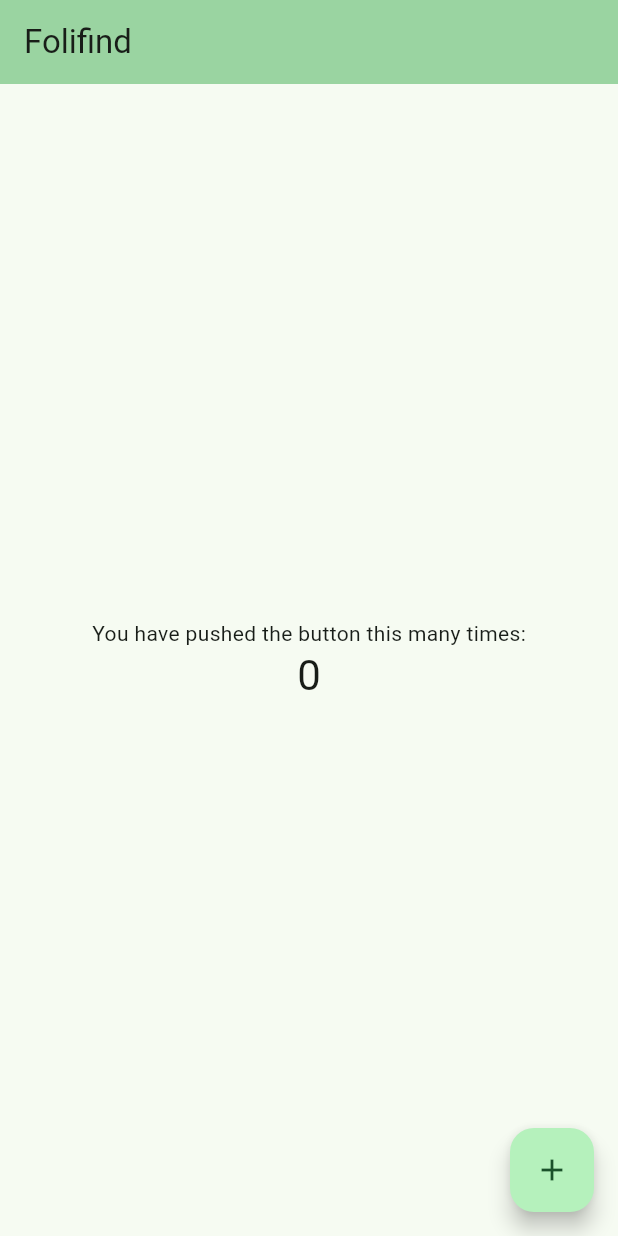
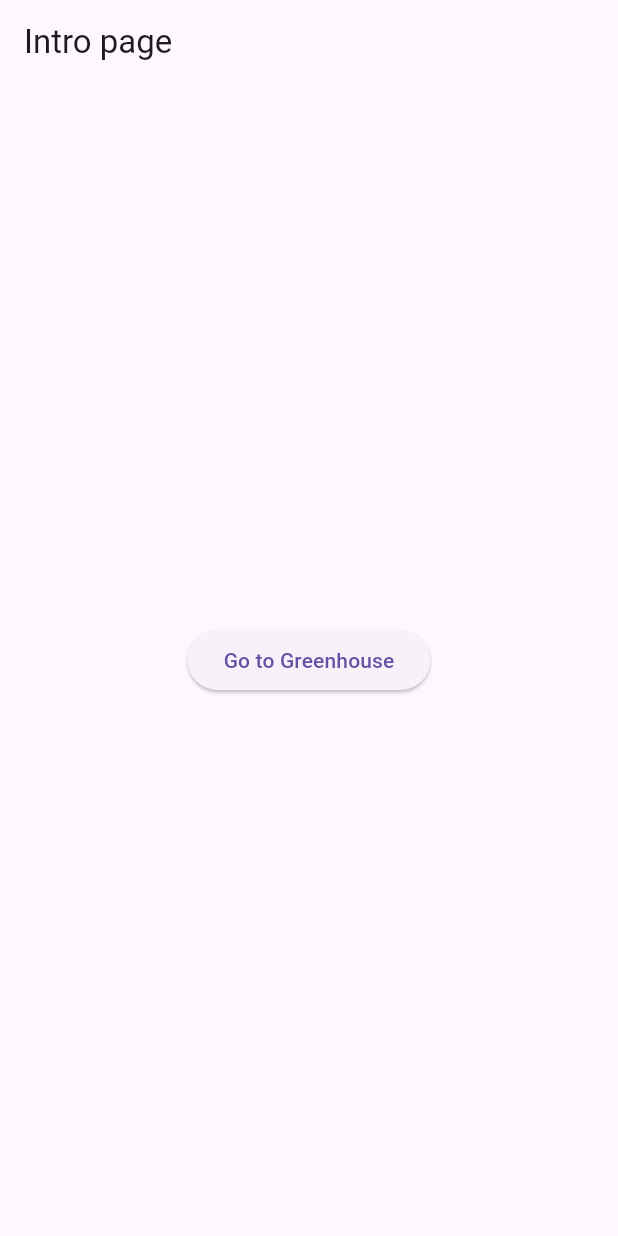
Before and after one commit to Gecervantes01/FoliFind, a Flutter app: the screen it shows after launch, on a phone screen of 412 x 824 dp. Run offline on Flutter 3.47's test engine with Material 3 defaults, Android fonts, the phone set to English and light mode, and no system bars.

Commit message:
Worked on recreating the current mockup for the Greenhouse page, still need to add in comments and cut down on repetitive code.

```diff
--- a/folifind/lib/main.dart
+++ b/folifind/lib/main.dart
@@ -1,4 +1,7 @@
 import 'package:flutter/material.dart';
+import 'package:folifind/pages/intro_page.dart';
+import 'package:folifind/pages/greenhouse/green_house.dart';
+
 
 void main() {
   runApp(const MyApp());
@@ -7,104 +10,16 @@
 class MyApp extends StatelessWidget {
   const MyApp({super.key});
 
-  // This widget is the root of your application.
   @override
   Widget build(BuildContext context) {
     return MaterialApp(
-      title: 'Folifind',
-      theme: ThemeData(
-        colorScheme: ColorScheme.fromSeed(seedColor: Color.fromARGB(255, 216, 241, 215)),
-        useMaterial3: true,
-      ),
-      home: const MyHomePage(title: 'Folifind'),
-    );
-  }
-}
-
-class MyHomePage extends StatefulWidget {
-  const MyHomePage({super.key, required this.title});
-
-  // This widget is the home page of your application. It is stateful, meaning
-  // that it has a State object (defined below) that contains fields that affect
-  // how it looks.
-
-  // This class is the configuration for the state. It holds the values (in this
-  // case the title) provided by the parent (in this case the App widget) and
-  // used by the build method of the State. Fields in a Widget subclass are
-  // always marked "final".
-
-  final String title;
-
-  @override
-  State<MyHomePage> createState() => _MyHomePageState();
-}
-
-class _MyHomePageState extends State<MyHomePage> {
-  int _counter = 0;
-
-  void _incrementCounter() {
-    setState(() {
-      // This call to setState tells the Flutter framework that something has
-      // changed in this State, which causes it to rerun the build method below
-      // so that the display can reflect the updated values. If we changed
-      // _counter without calling setState(), then the build method would not be
-      // called again, and so nothing would appear to happen.
-      _counter++;
-    });
+      debugShowCheckedModeBanner: false,
+      theme: ThemeData(primarySwatch: Colors.deepPurple),
+      home: const IntroPage(),
+      routes: {
+        '/greenhouse': (context) => const GreenHouse(),
+      },
+  );
   }
 
-  @override
-  Widget build(BuildContext context) {
-    // This method is rerun every time setState is called, for instance as done
-    // by the _incrementCounter method above.
-    //
-    // The Flutter framework has been optimized to make rerunning build methods
-    // fast, so that you can just rebuild anything that needs updating rather
-    // than having to individually change instances of widgets.
-    return Scaffold(
-      appBar: AppBar(
-        // TRY THIS: Try changing the color here to a specific color (to
-        // Colors.amber, perhaps?) and trigger a hot reload to see the AppBar
-        // change color while the other colors stay the same.
-        backgroundColor: Theme.of(context).colorScheme.inversePrimary,
-        // Here we take the value from the MyHomePage object that was created by
-        // the App.build method, and use it to set our appbar title.
-        title: Text(widget.title),
-      ),
-      body: Center(
-        // Center is a layout widget. It takes a single child and positions it
-        // in the middle of the parent.
-        child: Column(
-          // Column is also a layout widget. It takes a list of children and
-          // arranges them vertically. By default, it sizes itself to fit its
-          // children horizontally, and tries to be as tall as its parent.
-          //
-          // Column has various properties to control how it sizes itself and
-          // how it positions its children. Here we use mainAxisAlignment to
-          // center the children vertically; the main axis here is the vertical
-          // axis because Columns are vertical (the cross axis would be
-          // horizontal).
-          //
-          // TRY THIS: Invoke "debug painting" (choose the "Toggle Debug Paint"
-          // action in the IDE, or press "p" in the console), to see the
-          // wireframe for each widget.
-          mainAxisAlignment: MainAxisAlignment.center,
-          children: <Widget>[
-            const Text(
-              'You have pushed the button this many times:',
-            ),
-            Text(
-              '$_counter',
-              style: Theme.of(context).textTheme.headlineMedium,
-            ),
-          ],
-        ),
-      ),
-      floatingActionButton: FloatingActionButton(
-        onPressed: _incrementCounter,
-        tooltip: 'Increment',
-        child: const Icon(Icons.add),
-      ), // This trailing comma makes auto-formatting nicer for build methods.
-    );
-  }
 }
--- /dev/null
+++ b/folifind/lib/pages/intro_page.dart
@@ -0,0 +1,20 @@
+import 'package:flutter/material.dart';
+
+class IntroPage extends StatelessWidget {
+  const IntroPage({super.key});
+
+  @override
+  Widget build(BuildContext context) {
+    return Scaffold(
+      appBar: AppBar(title: const Text('Intro page'),),
+      body: Center(
+        child: ElevatedButton(
+        child: const Text("Go to Greenhouse"),
+        onPressed: () {
+          Navigator.pushNamed(context, '/greenhouse');
+        },
+        ),
+        ),
+    );
+  }
+}
```
Also changed, not shown: folifind/lib/greenhouse/plant_item.dart (deleted, +0 -29 lines), folifind/lib/pages/greenhouse/green_house.dart (added, +83 -0 lines), folifind/lib/pages/greenhouse/plant_item.dart (added, +39 -0 lines), folifind/lib/navbar.dart (added), 1 other file.
